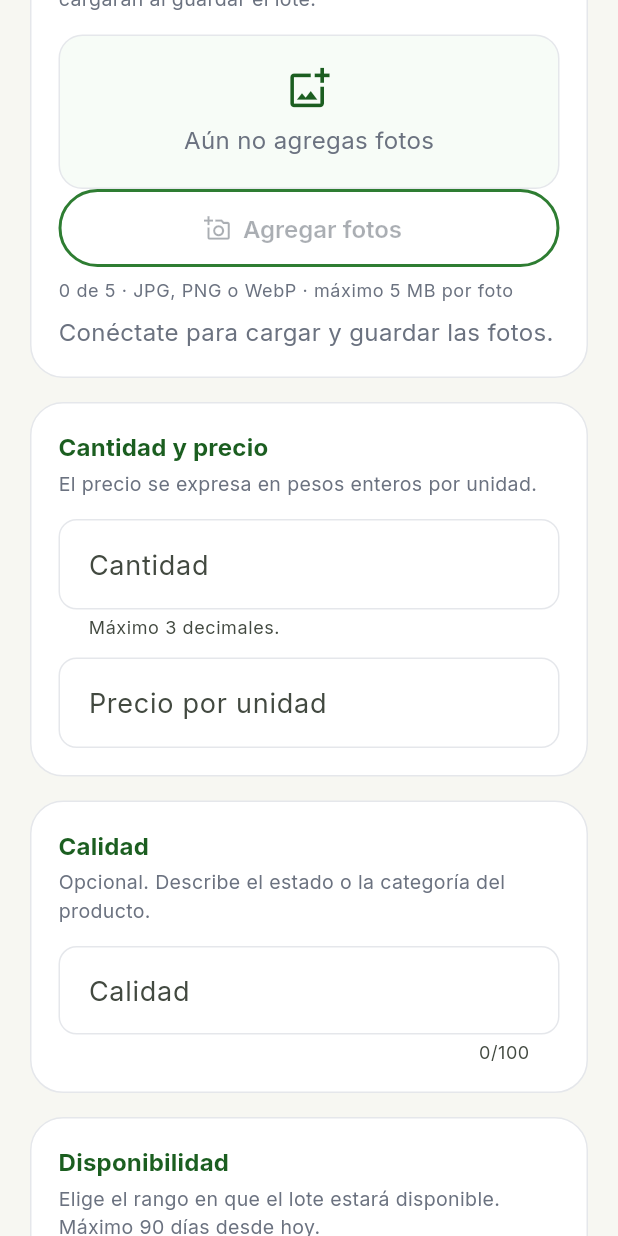
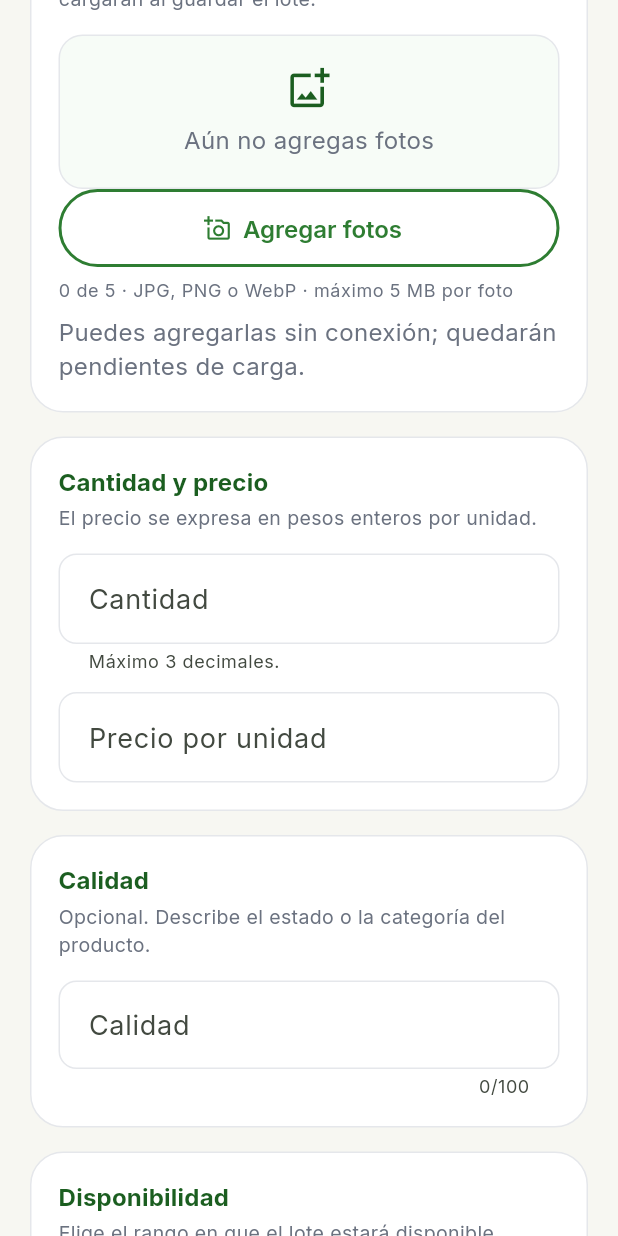
Before and after one commit to SWNT-Tracop/Tracop-frontend, a Flutter app: the LotFormScreen screen opened directly, scrolled down 576 dp, on a phone screen of 412 x 824 dp. Run offline on Flutter 3.47's test engine with Material 3 defaults, Android fonts, the phone set to English and light mode, and no system bars; our stand-ins replace connectivity_plus, dio, drift, drift_flutter, flutter_riverpod, flutter_secure_storage and 3 more; accounts and stored records are empty; generated files the repository leaves out were written again; network calls fail.

Commit message:
fix (catalog): upload photos correctly

```diff
--- a/lib/features/catalog/presentation/lot_form_screen.dart
+++ b/lib/features/catalog/presentation/lot_form_screen.dart
@@ -634,7 +634,7 @@ class _LotFormScreenState extends ConsumerState<LotFormScreen> {
 
   Widget _photosSection({required bool offline}) {
     final count = _photos.length + _pendingPhotos.length;
-    final canAdd = !offline && !_submitting && !_photoBusy && count < 5;
+    final canAdd = !_submitting && !_photoBusy && count < 5;
     return _SectionCard(
       title: 'Fotos del lote',
       subtitle:
@@ -688,7 +688,8 @@ class _LotFormScreenState extends ConsumerState<LotFormScreen> {
           ),
           if (offline) ...[
             const SizedBox(height: 8),
-            const Text('Conéctate para cargar y guardar las fotos.'),
+            const Text(
+                'Puedes agregarlas sin conexión; quedarán pendientes de carga.'),
           ],
           if (_photoError != null) ...[
             const SizedBox(height: 10),
@@ -733,7 +734,7 @@ class _LotFormScreenState extends ConsumerState<LotFormScreen> {
   Widget _pendingPhotoTile(_PendingLotPhoto photo) => _PhotoTile(
         key: ValueKey('pending-lot-photo-${photo.id}'),
         image: Image.memory(photo.bytes, fit: BoxFit.cover),
-        label: 'Pendiente de guardar',
+        label: 'Pendiente de cargar',
         onRemove: _submitting || _photoBusy
             ? null
             : () => setState(() => _pendingPhotos.remove(photo)),
```
Also changed, not shown: lib/features/catalog/data/repository/catalog_repository_impl.dart (+20 -1 lines).
